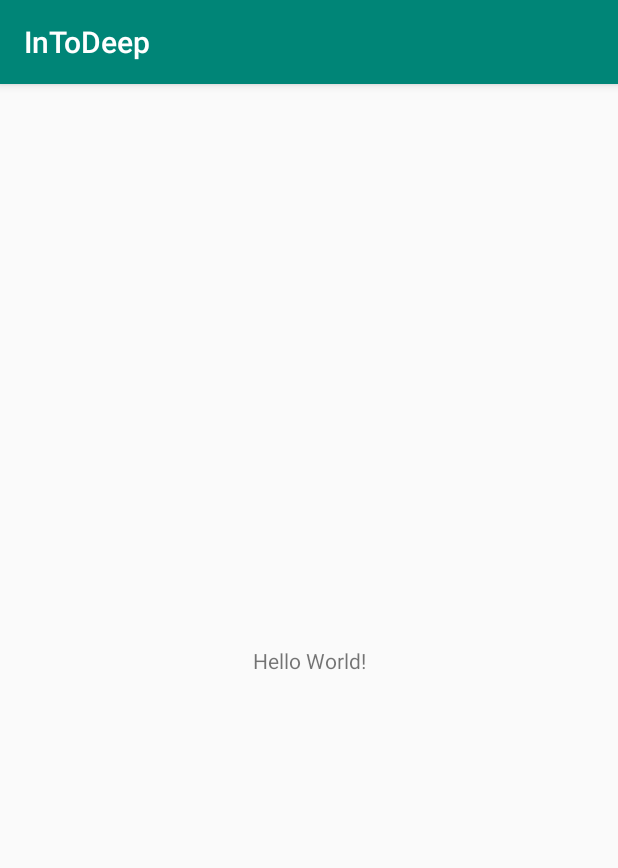
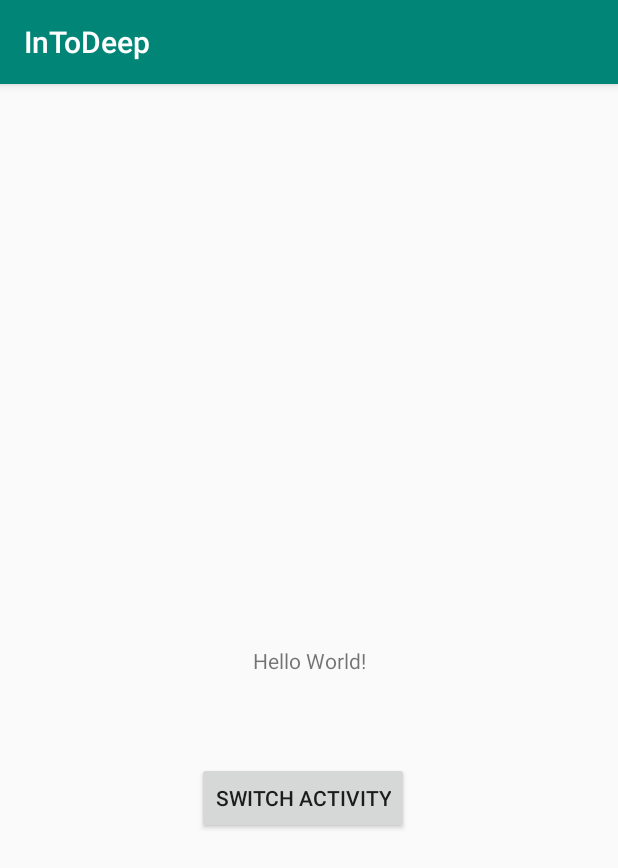
Before and after one commit to GuillaumeFeltrin/InToDeep, an Android app: the screen it shows after launch (MainActivity), on a phone screen of 412 x 824 dp. Shown: the top 868 px of the screen. Run offline under Robolectric (Android 15) with nearby library versions, the phone set to English and light mode, and no system bars; libraries missing offline, so code that uses them is left out: fr.isen.android.

Commit message:
loading screen
Creation of a loading screen using a .gif

```diff
--- a/app/build.gradle
+++ b/app/build.gradle
@@ -32,4 +32,5 @@ dependencies {
     testImplementation 'junit:junit:4.12'
     androidTestImplementation 'androidx.test.ext:junit:1.1.1'
     androidTestImplementation 'androidx.test.espresso:espresso-core:3.2.0'
+    implementation 'pl.droidsonroids.gif:android-gif-drawable:1.2.17'
 }
--- a/app/src/main/AndroidManifest.xml
+++ b/app/src/main/AndroidManifest.xml
@@ -9,6 +9,7 @@
         android:roundIcon="@mipmap/ic_launcher_round"
         android:supportsRtl="true"
         android:theme="@style/AppTheme">
+        <activity android:name=".loading"></activity>
         <activity android:name=".MainActivity">
             <intent-filter>
                 <action android:name="android.intent.action.MAIN" />
--- a/app/src/main/java/fr/isen/android/project/intodeep/MainActivity.kt
+++ b/app/src/main/java/fr/isen/android/project/intodeep/MainActivity.kt
@@ -1,12 +1,18 @@
 package fr.isen.android.project.intodeep
 
+import android.content.Intent
 import androidx.appcompat.app.AppCompatActivity
 import android.os.Bundle
+import kotlinx.android.synthetic.main.activity_main.*
 
 class MainActivity : AppCompatActivity() {
 
     override fun onCreate(savedInstanceState: Bundle?) {
         super.onCreate(savedInstanceState)
         setContentView(R.layout.activity_main)
+
+        switchActivityButton.setOnClickListener {
+            startActivity(Intent(this, loading::class.java))
+        }
     }
 }
--- a/app/src/main/res/layout/activity_main.xml
+++ b/app/src/main/res/layout/activity_main.xml
@@ -7,6 +7,7 @@
     tools:context=".MainActivity">
 
     <TextView
+        android:id="@+id/textView"
         android:layout_width="wrap_content"
         android:layout_height="wrap_content"
         android:text="Hello World!"
@@ -15,4 +16,16 @@
         app:layout_constraintRight_toRightOf="parent"
         app:layout_constraintTop_toTopOf="parent" />
 
+    <Button
+        android:id="@+id/switchActivityButton"
+        android:layout_width="wrap_content"
+        android:layout_height="wrap_content"
+        android:layout_marginStart="157dp"
+        android:layout_marginTop="58dp"
+        android:layout_marginEnd="166dp"
+        android:text="@string/switch_activity_button"
+        app:layout_constraintEnd_toEndOf="parent"
+        app:layout_constraintStart_toStartOf="parent"
+        app:layout_constraintTop_toBottomOf="@+id/textView" />
+
 </androidx.constraintlayout.widget.ConstraintLayout>
--- a/app/src/main/res/values/colors.xml
+++ b/app/src/main/res/values/colors.xml
@@ -3,4 +3,5 @@
     <color name="colorPrimary">#008577</color>
     <color name="colorPrimaryDark">#00574B</color>
     <color name="colorAccent">#D81B60</color>
+    <color name="background_loading_screen">#b2cae4</color>
 </resources>
--- a/app/src/main/res/values/strings.xml
+++ b/app/src/main/res/values/strings.xml
@@ -1,3 +1,6 @@
 <resources>
     <string name="app_name">InToDeep</string>
+    <string name="switch_activity_button">switch activity</string>
+    <string name="text_second_loading">brace yourself !</string>
+    <string name="text_title_loading">Going into Deep !</string>
 </resources>
--- a/build.gradle
+++ b/build.gradle
@@ -5,6 +5,7 @@ buildscript {
     repositories {
         google()
         jcenter()
+        mavenCentral()
 
     }
     dependencies {
@@ -19,6 +20,7 @@ allprojects {
     repositories {
         google()
         jcenter()
+        mavenCentral()
 
     }
 }
```
Also changed, not shown: app/src/main/java/fr/isen/android/project/intodeep/loading.kt (added, +12 -0 lines), app/src/main/res/layout/activity_loading.xml (added, +46 -0 lines), 1 other file.
